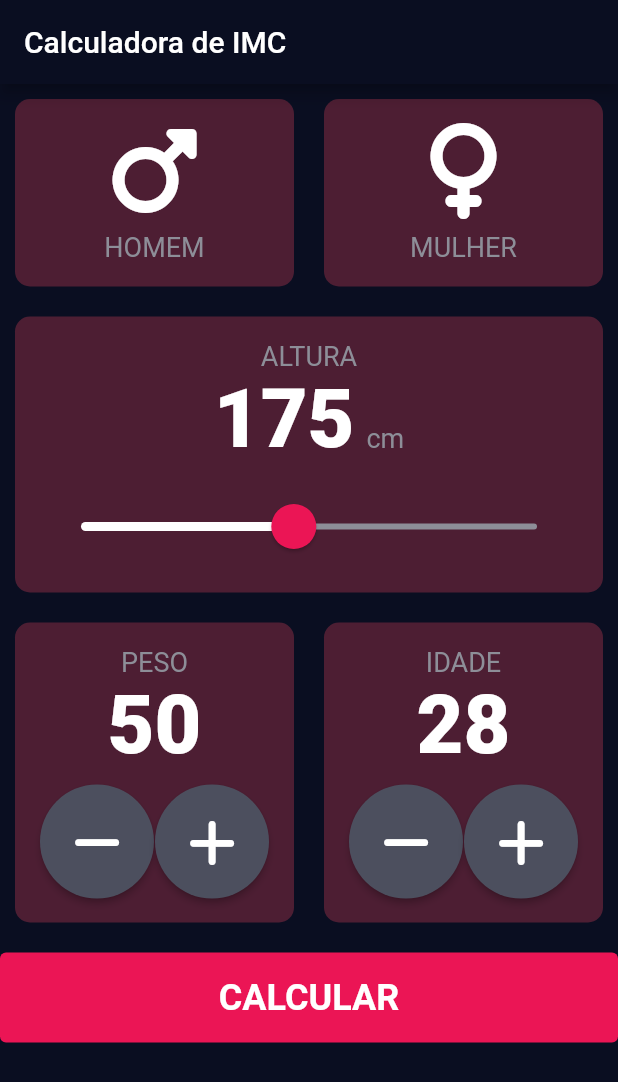
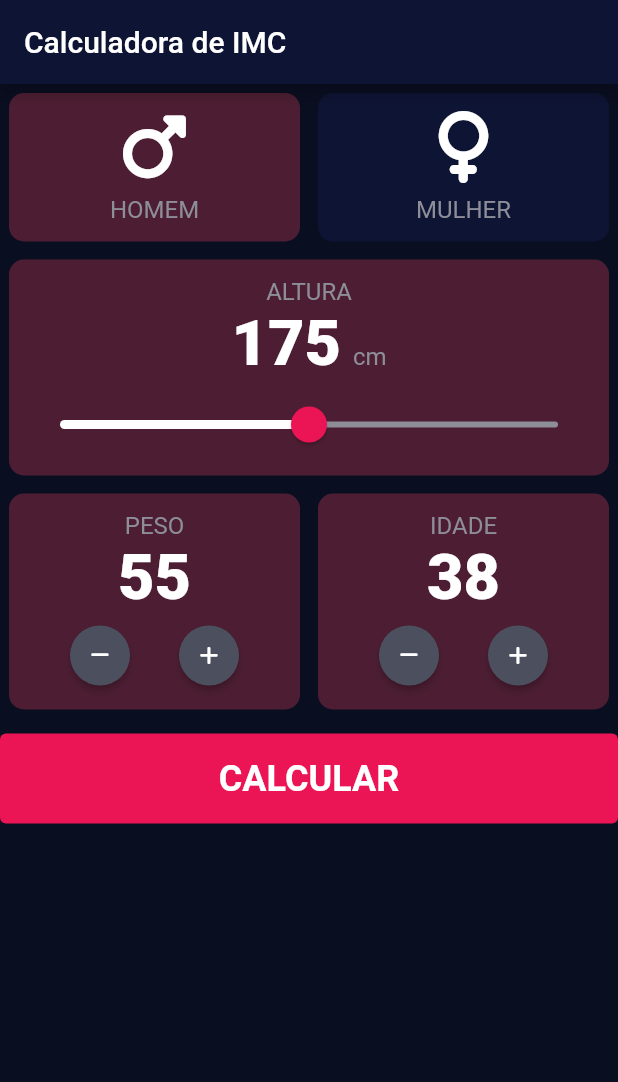
Before and after one commit to uespi-phb/prog4-20222, a Flutter app: the screen it shows after launch, on a phone screen of 412 x 824 dp. Shown: the top 1082 px of the screen. Run offline on Flutter 3.47's test engine with Material 2 defaults, Android fonts, the phone set to English and light mode, and no system bars; our stand-ins replace font_awesome_flutter.

Commit message:
Aula 2023-05-08

```diff
--- a/bmi/lib/bmi_app.dart
+++ b/bmi/lib/bmi_app.dart
@@ -1,7 +1,9 @@
 import 'package:flutter/material.dart';
 
 import './pages/main_page.dart';
-import 'consts.dart';
+import './pages/result_page.dart';
+import './routes.dart';
+import './consts.dart';
 
 class BMIApp extends StatelessWidget {
   const BMIApp({super.key});
@@ -15,7 +17,11 @@ class BMIApp extends StatelessWidget {
         primaryColor: kUnselectedColor,
         scaffoldBackgroundColor: kSelectedColor,
       ),
-      home: const MainPage(),
+      initialRoute: Routes.root,
+      routes: {
+        Routes.root: (context) => const MainPage(),
+        Routes.result: (context) => const ResultPage(),
+      },
     );
   }
 }
--- a/bmi/lib/consts.dart
+++ b/bmi/lib/consts.dart
@@ -4,10 +4,10 @@ const kSelectedColor = Color(0xff0a0e21);
 const kUnselectedColor = Color(0xff4d1e33);
 
 const kBackgroundColor = Colors.black;
-const kAppBarBackgroundColor = kInactiveCardColor;
+const kAppBarBackgroundColor = kActiveCardColor;
 
-const kActiveCardColor = Color(0xff4d1e33);
-const kInactiveCardColor = Color(0xff0a0e21);
+const kActiveCardColor = Color.fromARGB(255, 14, 20, 52);
+const kInactiveCardColor = Color(0xff4d1e33);
 
 const kNumberTextColor = Colors.white;
 const kTitleTextColor = Color(0xff8d8e98);
@@ -26,11 +26,17 @@ const kButtonColor = Color(0xffeb1555);
 
 const kTitleTextStyle = TextStyle(
   color: kTitleTextColor,
-  fontSize: 18.0,
+  fontSize: 16.0,
 );
 
 const kNumberTextStyle = TextStyle(
   color: kNumberTextColor,
-  fontSize: 54.0,
+  fontSize: 42.0,
   fontWeight: FontWeight.w900,
 );
+
+const kBigTitleTextStyle = TextStyle(
+  color: Colors.white,
+  fontSize: 24.0,
+  fontWeight: FontWeight.bold,
+);
--- a/bmi/lib/pages/main_page.dart
+++ b/bmi/lib/pages/main_page.dart
@@ -2,6 +2,8 @@ import 'package:bmi/consts.dart';
 import 'package:flutter/material.dart';
 import 'package:font_awesome_flutter/font_awesome_flutter.dart';
 
+import '../routes.dart';
+import '../types.dart';
 import '../widgets/ajustable_value_card.dart';
 import '../widgets/icon_text.dart';
 import '../widgets/rounded_card.dart';
@@ -14,6 +16,11 @@ class MainPage extends StatefulWidget {
 }
 
 class _MainPageState extends State<MainPage> {
+  Genre _genre = Genre.female;
+  int _height = 175;
+  int _weight = 55;
+  int _age = 38;
+
   @override
   Widget build(BuildContext context) {
     return Scaffold(
@@ -25,28 +32,53 @@ class _MainPageState extends State<MainPage> {
         crossAxisAlignment: CrossAxisAlignment.stretch,
         children: [
           Row(
-            children: const [
+            children: [
               Expanded(
                 flex: 50,
+                child: GestureDetector(
+                  onTap: () {
+                    if (_genre != Genre.male) {
+                      setState(() {
+                        _genre = Genre.male;
+                      });
+                    }
+                  },
                   child: RoundedCard(
-                  child: IconText(
+                    color: (_genre == Genre.male)
+                        ? kActiveCardColor
+                        : kInactiveCardColor,
+                    child: const IconText(
                       icon: FontAwesomeIcons.mars,
                       text: 'HOMEM',
                     ),
                   ),
                 ),
+              ),
               Expanded(
                 flex: 50,
+                child: GestureDetector(
+                  onTap: () {
+                    if (_genre != Genre.female) {
+                      setState(() {
+                        _genre = Genre.female;
+                      });
+                    }
+                  },
                   child: RoundedCard(
-                  child: IconText(
+                    color: (_genre == Genre.female)
+                        ? kActiveCardColor
+                        : kInactiveCardColor,
+                    child: const IconText(
                       icon: FontAwesomeIcons.venus,
                       text: 'MULHER',
+                    ),
                   ),
                 ),
               ),
             ],
           ),
           RoundedCard(
+            color: kInactiveCardColor,
             child: Column(
               children: [
                 const Text(
@@ -57,33 +89,37 @@ class _MainPageState extends State<MainPage> {
                   mainAxisAlignment: MainAxisAlignment.center,
                   crossAxisAlignment: CrossAxisAlignment.baseline,
                   textBaseline: TextBaseline.alphabetic,
-                  children: const [
+                  children: [
                     Text(
-                      '175',
+                      _height.toStringAsFixed(0),
                       style: kNumberTextStyle,
                     ),
-                    SizedBox(width: 8.0),
-                    Text(
+                    const SizedBox(width: 8.0),
+                    const Text(
                       'cm',
                       style: kTitleTextStyle,
                     ),
                   ],
                 ),
-                const SizedBox(height: 12.0),
+                const SizedBox(height: 8.0),
                 SliderTheme(
                   data: const SliderThemeData(
                     thumbShape: RoundSliderThumbShape(
-                      enabledThumbRadius: 15.0,
+                      enabledThumbRadius: 12.0,
                     ),
                     overlayShape: RoundSliderOverlayShape(
-                      overlayRadius: 28.0,
+                      overlayRadius: 22.0,
                     ),
                   ),
                   child: Slider(
-                    onChanged: (value) {},
+                    onChanged: (value) {
+                      setState(() {
+                        _height = value.toInt();
+                      });
+                    },
                     min: 100.0,
                     max: 250.0,
-                    value: 170.0,
+                    value: _height.toDouble(),
                     activeColor: kSliderActiveColor,
                     inactiveColor: kSliderInactiveColor,
                     thumbColor: kSliderThumbColor,
@@ -93,24 +129,32 @@ class _MainPageState extends State<MainPage> {
             ),
           ),
           Row(
-            children: const [
+            children: [
               Expanded(
                 child: AjustableValueCard(
                   title: 'PESO',
-                  value: 50,
+                  value: _weight,
+                  onChanged: (value) {
+                    _weight = value;
+                  },
                 ),
               ),
               Expanded(
                 child: AjustableValueCard(
                   title: 'IDADE',
-                  value: 28,
+                  value: _age,
+                  onChanged: (value) {
+                    _age = value;
+                  },
                 ),
               ),
             ],
           ),
           const SizedBox(height: 10.0),
           TextButton(
-            onPressed: () {},
+            onPressed: () {
+              Navigator.of(context).pushNamed(Routes.result);
+            },
             style: TextButton.styleFrom(
               foregroundColor: kButtonActiveColor,
               fixedSize: kButtonSize,
--- /dev/null
+++ b/bmi/lib/routes.dart
@@ -0,0 +1,4 @@
+class Routes {
+  static String root = '/';
+  static String result = '/result';
+}
--- /dev/null
+++ b/bmi/lib/types.dart
@@ -0,0 +1,4 @@
+enum Genre {
+  male,
+  female,
+}
--- a/bmi/lib/widgets/ajustable_value_card.dart
+++ b/bmi/lib/widgets/ajustable_value_card.dart
@@ -5,43 +5,66 @@ import '../consts.dart';
 import './rounded_card.dart';
 import './elevated_round_button.dart';
 
-class AjustableValueCard extends StatelessWidget {
+class AjustableValueCard extends StatefulWidget {
   final String title;
   final int value;
+  final void Function(int)? onChanged;
 
   const AjustableValueCard({
     super.key,
     required this.title,
     required this.value,
+    this.onChanged,
   });
+
+  @override
+  State<AjustableValueCard> createState() => _AjustableValueCardState();
+}
+
+class _AjustableValueCardState extends State<AjustableValueCard> {
+  int value = 0;
+
+  @override
+  void initState() {
+    super.initState();
+
+    value = widget.value;
+  }
+
+  void changeState(int delta) {
+    setState(() {
+      value += delta;
+    });
+  }
 
   @override
   Widget build(BuildContext context) {
     return RoundedCard(
+      color: kInactiveCardColor,
       child: Column(
         children: [
           Text(
-            title,
+            widget.title,
             style: kTitleTextStyle,
           ),
           Text(
             value.toString(),
             style: kNumberTextStyle,
           ),
-          const SizedBox(height: 8.0),
+          const SizedBox(height: 4.0),
           Row(
             mainAxisAlignment: MainAxisAlignment.spaceEvenly,
             children: [
               ElevatedRoundButton(
                 icon: FontAwesomeIcons.minus,
                 onPressed: () {
-                  debugPrint('MENOS');
+                  changeState(-1);
                 },
               ),
               ElevatedRoundButton(
                 icon: FontAwesomeIcons.plus,
                 onPressed: () {
-                  debugPrint('MAIS');
+                  changeState(1);
                 },
               ),
             ],
--- a/bmi/lib/widgets/elevated_round_button.dart
+++ b/bmi/lib/widgets/elevated_round_button.dart
@@ -21,12 +21,11 @@ class ElevatedRoundButton extends StatelessWidget {
         backgroundColor: kRoundButtonColor,
         minimumSize: const Size.fromRadius(kRoundButtonRadius),
         shape: const CircleBorder(),
-        padding: const EdgeInsets.all(20.0),
+        padding: const EdgeInsets.all(12.0),
       ),
       child: Icon(
         icon,
-        size: 36.0,
-        weight: 100.0,
+        size: 14.0,
         color: Colors.white,
       ),
     );
--- a/bmi/lib/widgets/icon_text.dart
+++ b/bmi/lib/widgets/icon_text.dart
@@ -17,8 +17,7 @@ class IconText extends StatelessWidget {
       children: [
         Icon(
           icon,
-          size: 64.0,
-          weight: 900.0,
+          size: 48.0,
         ),
         const SizedBox(height: 8.0),
         Text(
--- a/bmi/lib/widgets/rounded_card.dart
+++ b/bmi/lib/widgets/rounded_card.dart
@@ -1,23 +1,23 @@
 import 'package:flutter/material.dart';
-
-import '../consts.dart';
 
 class RoundedCard extends StatelessWidget {
   final Widget? child;
+  final Color color;
 
   const RoundedCard({
     super.key,
+    required this.color,
     this.child,
   });
 
   @override
   Widget build(BuildContext context) {
     return Container(
-      margin: const EdgeInsets.all(10.0),
-      padding: const EdgeInsets.all(16.0),
-      decoration: const BoxDecoration(
-        color: kActiveCardColor,
-        borderRadius: BorderRadius.all(Radius.circular(10.0)),
+      margin: const EdgeInsets.all(6.0),
+      padding: const EdgeInsets.all(12.0),
+      decoration: BoxDecoration(
+        color: color,
+        borderRadius: const BorderRadius.all(Radius.circular(10.0)),
       ),
       child: child,
     );
```
Also changed, not shown: bmi/lib/pages/result_page.dart (added, +67 -0 lines), 1 other file. Lines whose indentation alone changed are shown as unchanged.
